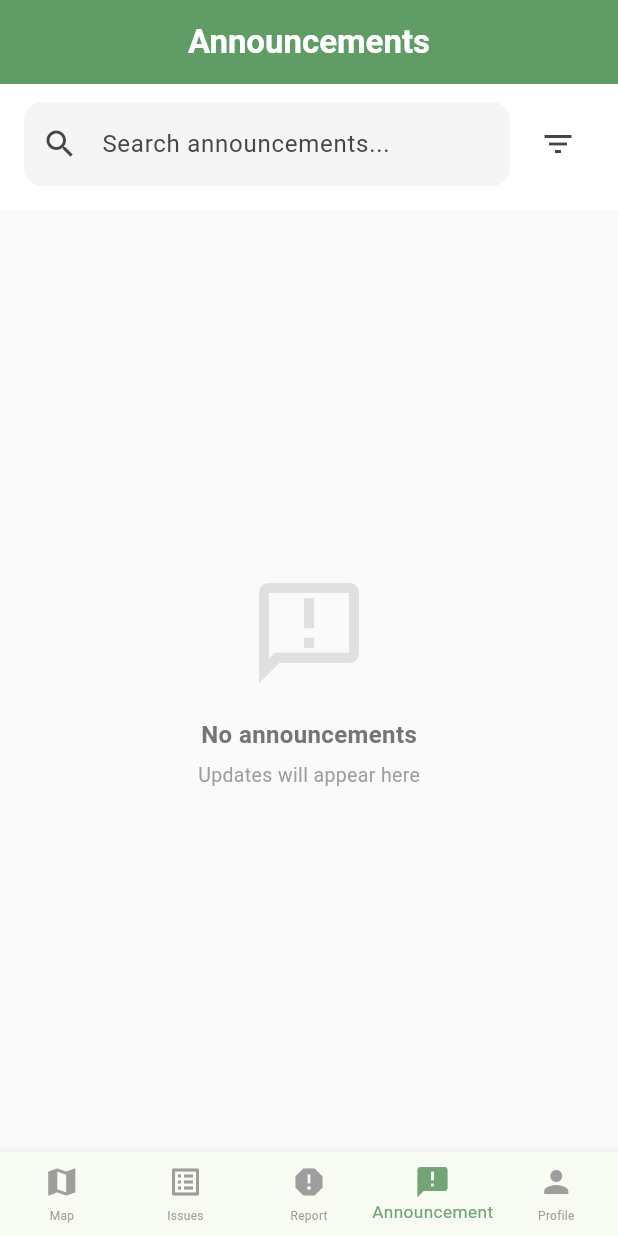
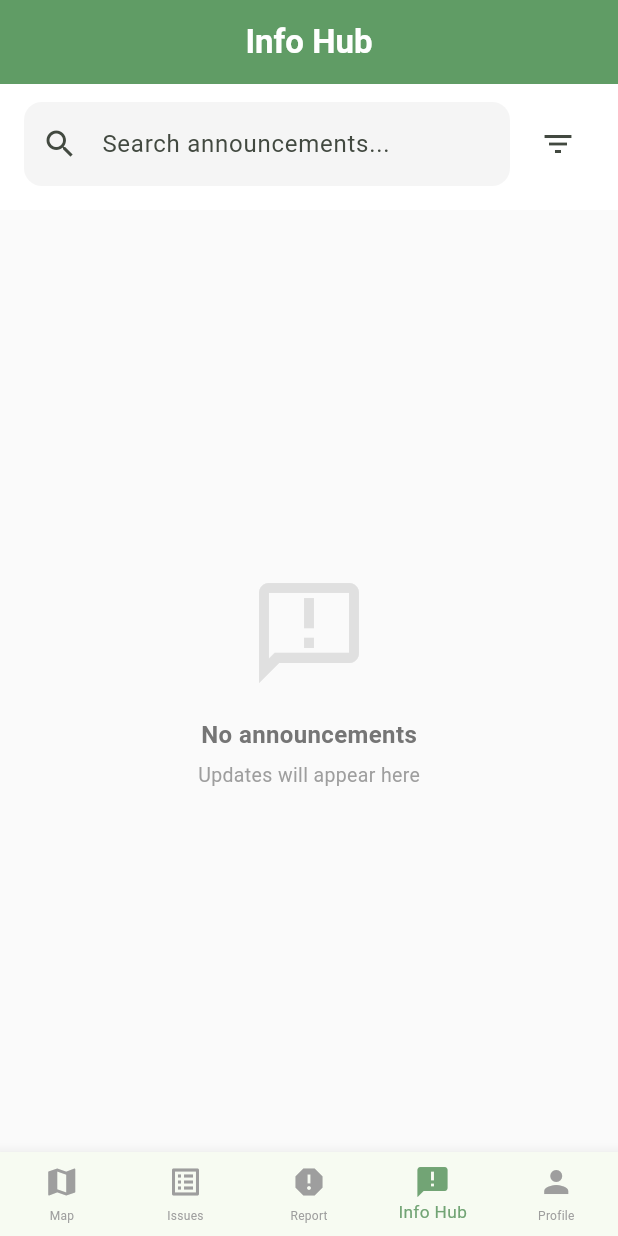
Before and after one commit to Jnyyy27/GreenWatch, a Flutter app: the screen it shows once a user with an empty profile is signed in, item 4 of the bottom bar chosen, on a phone screen of 412 x 824 dp. Run offline on Flutter 3.47's test engine with Material 3 defaults, Android fonts, the phone set to English and light mode, and no system bars; our stand-ins replace cloud_firestore, firebase_auth, firebase_core, firebase_storage, geocoding, geolocator and 5 more; missing offline and left inert: tflite_flutter; accounts and stored records are empty; project files that could hold a hidden picture were left out.

Commit message:
Change Announcement to Info Hub

```diff
--- a/lib/app_mobile/app_mobile.dart
+++ b/lib/app_mobile/app_mobile.dart
@@ -410,7 +410,7 @@ class _MyHomePageState extends State<MyHomePage> {
           BottomNavigationBarItem(icon: Icon(Icons.report), label: 'Report'),
           BottomNavigationBarItem(
             icon: Icon(Icons.announcement),
-            label: 'Announcement',
+            label: 'Info Hub',
           ),
           BottomNavigationBarItem(icon: Icon(Icons.person), label: 'Profile'),
         ],
--- a/lib/app_mobile/screens/announcement_screen.dart
+++ b/lib/app_mobile/screens/announcement_screen.dart
@@ -52,7 +52,7 @@ class _AnnouncementScreenState extends State<AnnouncementScreen> {
       backgroundColor: Colors.grey.shade50,
       appBar: AppBar(
         title: const Text(
-          'Announcements',
+          'Info Hub',
           style: TextStyle(fontWeight: FontWeight.w600),
         ),
         backgroundColor: const Color.fromARGB(255, 96, 156, 101),
```
